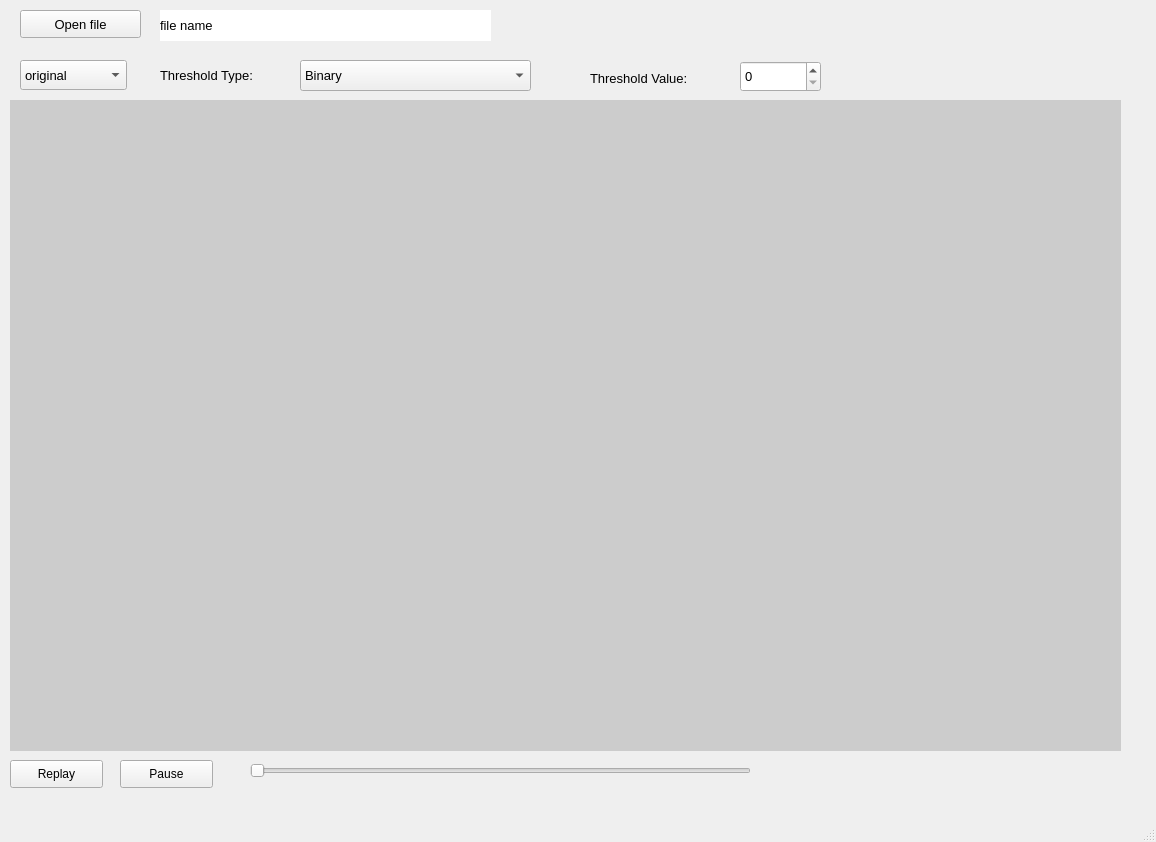
Before: the Qt Designer form Project1/mainwindow.ui in 0ceanCat/CSLPS, drawn with Qt 5.
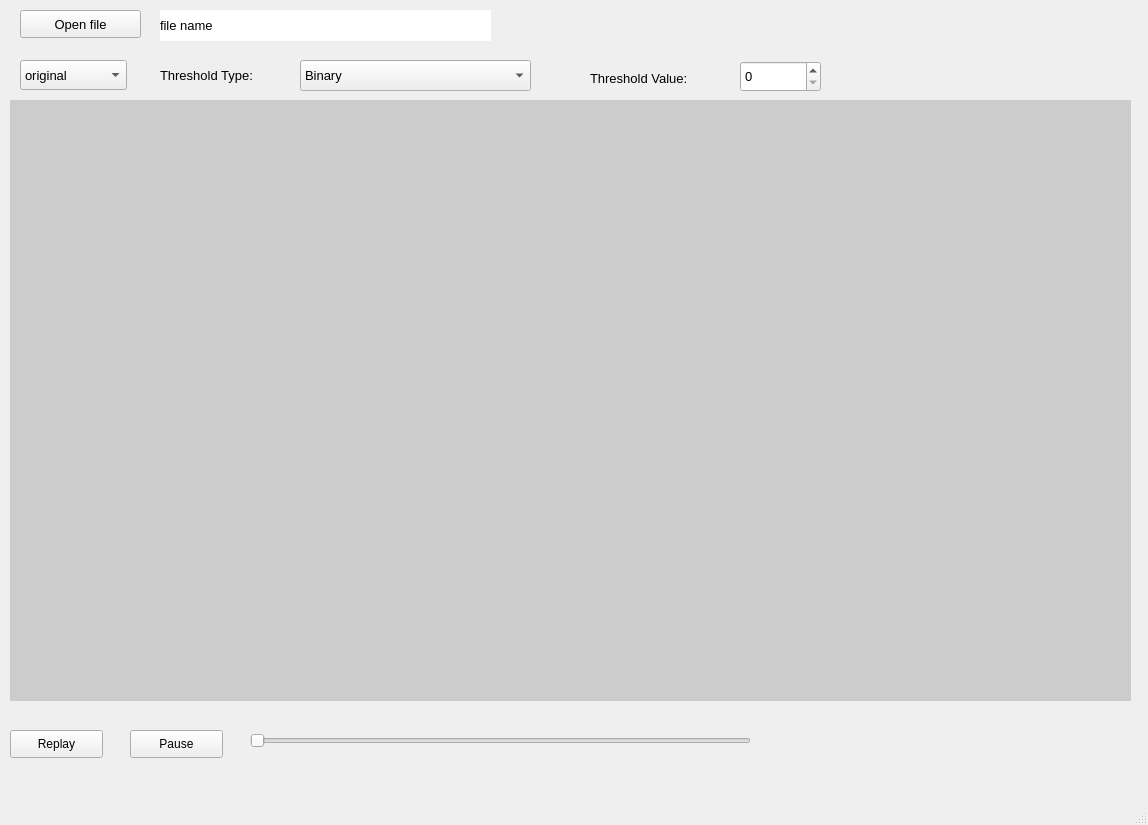
After: the same form once the commit is applied.

```diff
--- a/Project1/mainwindow.ui
+++ b/Project1/mainwindow.ui
@@ -6,8 +6,8 @@
    <rect>
     <x>0</x>
     <y>0</y>
-    <width>1156</width>
-    <height>842</height>
+    <width>1148</width>
+    <height>825</height>
    </rect>
   </property>
   <property name="windowTitle">
@@ -129,8 +129,8 @@
      <rect>
       <x>10</x>
       <y>100</y>
-      <width>1111</width>
-      <height>651</height>
+      <width>1121</width>
+      <height>601</height>
      </rect>
     </property>
     <property name="styleSheet">
@@ -165,7 +165,7 @@
     <property name="geometry">
      <rect>
       <x>10</x>
-      <y>760</y>
+      <y>730</y>
       <width>93</width>
       <height>28</height>
      </rect>
@@ -177,8 +177,8 @@
    <widget class="QPushButton" name="stopButton">
     <property name="geometry">
      <rect>
-      <x>120</x>
-      <y>760</y>
+      <x>130</x>
+      <y>730</y>
       <width>93</width>
       <height>28</height>
      </rect>
@@ -191,7 +191,7 @@
     <property name="geometry">
      <rect>
       <x>250</x>
-      <y>760</y>
+      <y>730</y>
       <width>501</width>
       <height>22</height>
      </rect>
```
Left out of the diff: 2 changed lines with no effect on the pictures.
